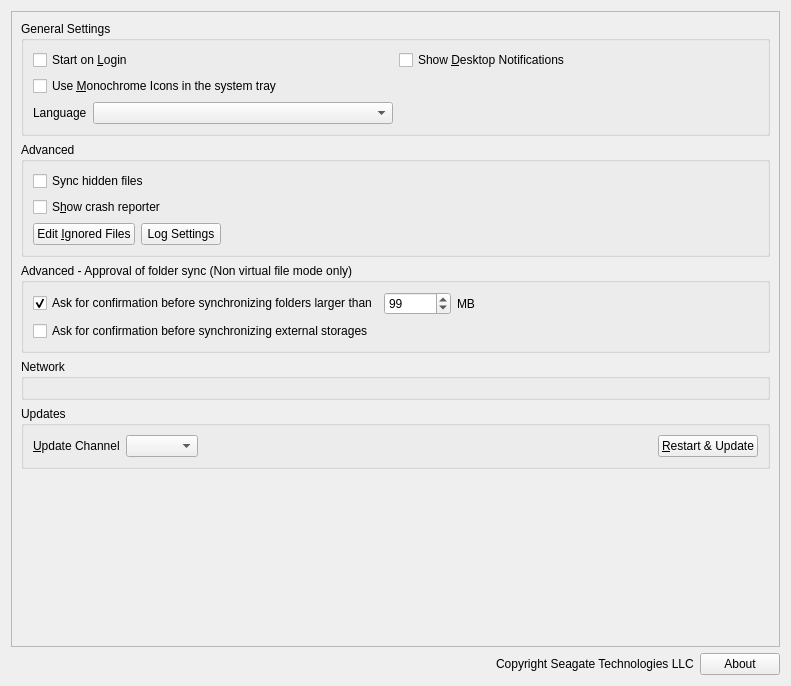
Before: the Qt Designer form src/gui/generalsettings.ui in CSG-Development/owncloud-client, drawn with Qt 5.
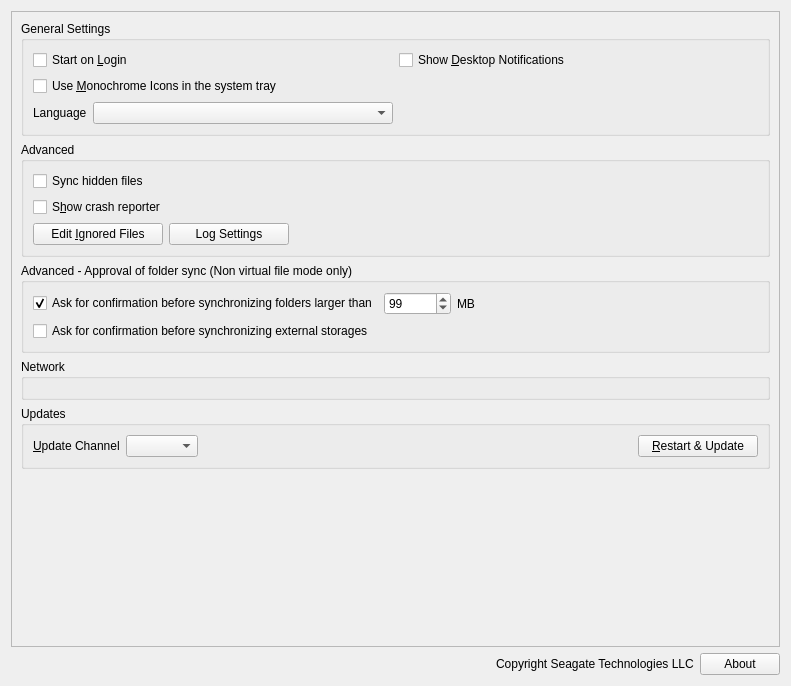
After: the same form once the commit is applied. Custom widgets are drawn as their Qt base class.

```diff
--- a/src/gui/generalsettings.ui
+++ b/src/gui/generalsettings.ui
@@ -124,6 +124,15 @@
              <layout class="QHBoxLayout" name="horizontalLayout_4">
               <item>
                <widget class="QPushButton" name="ignoredFilesButton">
+                <property name="minimumSize">
+                 <size>
+                  <width>130</width>
+                  <height>0</height>
+                 </size>
+                </property>
+                <property name="cursor">
+                 <cursorShape>PointingHandCursor</cursorShape>
+                </property>
                 <property name="text">
                  <string>Edit &amp;Ignored Files</string>
                 </property>
@@ -131,6 +140,15 @@
               </item>
               <item>
                <widget class="QPushButton" name="logSettingsButton">
+                <property name="minimumSize">
+                 <size>
+                  <width>120</width>
+                  <height>0</height>
+                 </size>
+                </property>
+                <property name="cursor">
+                 <cursorShape>PointingHandCursor</cursorShape>
+                </property>
                 <property name="text">
                  <string>Log Settings</string>
                 </property>
@@ -281,6 +299,15 @@
               <verstretch>0</verstretch>
              </sizepolicy>
             </property>
+            <property name="minimumSize">
+             <size>
+              <width>120</width>
+              <height>0</height>
+             </size>
+            </property>
+            <property name="cursor">
+             <cursorShape>PointingHandCursor</cursorShape>
+            </property>
             <property name="text">
              <string>&amp;Restart &amp;&amp; Update</string>
             </property>
```
Left out of the diff: 40 changed lines with no effect on the pictures.
